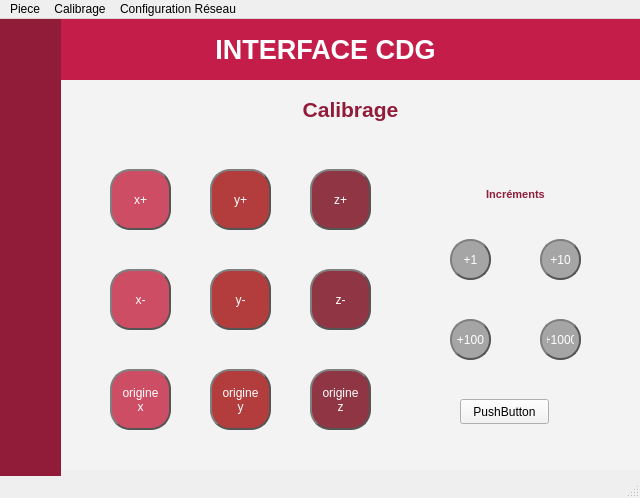
This is file/mainwindow.ui in Di-mascio/Projet as Qt 5 draws it before an edit. The edited form follows.
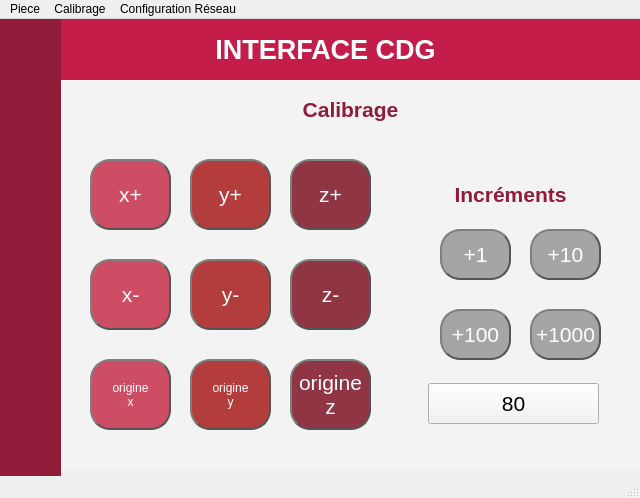
This is the edited form. Icons and pictures are not drawn.

```diff
--- a/file/mainwindow.ui
+++ b/file/mainwindow.ui
@@ -404,12 +404,17 @@
      <widget class="QPushButton" name="pushButton_6">
       <property name="geometry">
        <rect>
-        <x>150</x>
-        <y>90</y>
-        <width>61</width>
-        <height>61</height>
+        <x>130</x>
+        <y>80</y>
+        <width>81</width>
+        <height>71</height>
        </rect>
       </property>
+      <property name="font">
+       <font>
+        <pointsize>16</pointsize>
+       </font>
+      </property>
       <property name="autoFillBackground">
        <bool>false</bool>
       </property>
@@ -442,12 +447,17 @@
      <widget class="QPushButton" name="pushButton_7">
       <property name="geometry">
        <rect>
-        <x>250</x>
-        <y>90</y>
-        <width>61</width>
-        <height>61</height>
+        <x>230</x>
+        <y>80</y>
+        <width>81</width>
+        <height>71</height>
        </rect>
       </property>
+      <property name="font">
+       <font>
+        <pointsize>16</pointsize>
+       </font>
+      </property>
       <property name="autoFillBackground">
        <bool>false</bool>
       </property>
@@ -480,12 +490,17 @@
      <widget class="QPushButton" name="pushButton_11">
       <property name="geometry">
        <rect>
-        <x>50</x>
-        <y>190</y>
-        <width>61</width>
-        <height>61</height>
+        <x>30</x>
+        <y>180</y>
+        <width>81</width>
+        <height>71</height>
        </rect>
       </property>
+      <property name="font">
+       <font>
+        <pointsize>16</pointsize>
+       </font>
+      </property>
       <property name="autoFillBackground">
        <bool>false</bool>
       </property>
@@ -518,12 +533,17 @@
      <widget class="QPushButton" name="pushButton_12">
       <property name="geometry">
        <rect>
-        <x>150</x>
-        <y>190</y>
-        <width>61</width>
-        <height>61</height>
+        <x>130</x>
+        <y>180</y>
+        <width>81</width>
+        <height>71</height>
        </rect>
       </property>
+      <property name="font">
+       <font>
+        <pointsize>16</pointsize>
+       </font>
+      </property>
       <property name="autoFillBackground">
        <bool>false</bool>
       </property>
@@ -556,12 +576,17 @@
      <widget class="QPushButton" name="pushButton_13">
       <property name="geometry">
        <rect>
-        <x>250</x>
-        <y>190</y>
-        <width>61</width>
-        <height>61</height>
+        <x>230</x>
+        <y>180</y>
+        <width>81</width>
+        <height>71</height>
        </rect>
       </property>
+      <property name="font">
+       <font>
+        <pointsize>16</pointsize>
+       </font>
+      </property>
       <property name="autoFillBackground">
        <bool>false</bool>
       </property>
@@ -594,10 +619,10 @@
      <widget class="QPushButton" name="pushButton_14">
       <property name="geometry">
        <rect>
-        <x>50</x>
-        <y>290</y>
-        <width>61</width>
-        <height>61</height>
+        <x>30</x>
+        <y>280</y>
+        <width>81</width>
+        <height>71</height>
        </rect>
       </property>
       <property name="autoFillBackground">
@@ -633,10 +658,10 @@
      <widget class="QPushButton" name="pushButton_15">
       <property name="geometry">
        <rect>
-        <x>150</x>
-        <y>290</y>
-        <width>61</width>
-        <height>61</height>
+        <x>130</x>
+        <y>280</y>
+        <width>81</width>
+        <height>71</height>
        </rect>
       </property>
       <property name="autoFillBackground">
@@ -672,12 +697,17 @@
      <widget class="QPushButton" name="pushButton_16">
       <property name="geometry">
        <rect>
-        <x>250</x>
-        <y>290</y>
-        <width>61</width>
-        <height>61</height>
+        <x>230</x>
+        <y>280</y>
+        <width>81</width>
+        <height>71</height>
        </rect>
       </property>
+      <property name="font">
+       <font>
+        <pointsize>16</pointsize>
+       </font>
+      </property>
       <property name="autoFillBackground">
        <bool>false</bool>
       </property>
@@ -711,12 +741,17 @@
      <widget class="QPushButton" name="pushButton_5">
       <property name="geometry">
        <rect>
-        <x>50</x>
-        <y>90</y>
-        <width>61</width>
-        <height>61</height>
+        <x>30</x>
+        <y>80</y>
+        <width>81</width>
+        <height>71</height>
        </rect>
       </property>
+      <property name="font">
+       <font>
+        <pointsize>16</pointsize>
+       </font>
+      </property>
       <property name="autoFillBackground">
        <bool>false</bool>
       </property>
@@ -749,12 +784,17 @@
      <widget class="QPushButton" name="pushButton_64">
       <property name="geometry">
        <rect>
-        <x>480</x>
-        <y>240</y>
-        <width>41</width>
-        <height>41</height>
+        <x>470</x>
+        <y>230</y>
+        <width>71</width>
+        <height>51</height>
        </rect>
       </property>
+      <property name="font">
+       <font>
+        <pointsize>16</pointsize>
+       </font>
+      </property>
       <property name="autoFillBackground">
        <bool>false</bool>
       </property>
@@ -787,12 +827,17 @@
      <widget class="QPushButton" name="pushButton_63">
       <property name="geometry">
        <rect>
-        <x>390</x>
-        <y>240</y>
-        <width>41</width>
-        <height>41</height>
+        <x>380</x>
+        <y>230</y>
+        <width>71</width>
+        <height>51</height>
        </rect>
       </property>
+      <property name="font">
+       <font>
+        <pointsize>16</pointsize>
+       </font>
+      </property>
       <property name="autoFillBackground">
        <bool>false</bool>
       </property>
@@ -825,12 +870,17 @@
      <widget class="QPushButton" name="pushButton_62">
       <property name="geometry">
        <rect>
-        <x>480</x>
-        <y>160</y>
-        <width>41</width>
-        <height>41</height>
+        <x>470</x>
+        <y>150</y>
+        <width>71</width>
+        <height>51</height>
        </rect>
       </property>
+      <property name="font">
+       <font>
+        <pointsize>16</pointsize>
+       </font>
+      </property>
       <property name="autoFillBackground">
        <bool>false</bool>
       </property>
@@ -863,12 +913,17 @@
      <widget class="QPushButton" name="pushButton_61">
       <property name="geometry">
        <rect>
-        <x>390</x>
-        <y>160</y>
-        <width>41</width>
-        <height>41</height>
+        <x>380</x>
+        <y>150</y>
+        <width>71</width>
+        <height>51</height>
        </rect>
       </property>
+      <property name="font">
+       <font>
+        <pointsize>16</pointsize>
+       </font>
+      </property>
       <property name="autoFillBackground">
        <bool>false</bool>
       </property>
@@ -901,14 +956,19 @@
      <widget class="QLabel" name="label_4">
       <property name="geometry">
        <rect>
-        <x>410</x>
+        <x>390</x>
         <y>100</y>
-        <width>91</width>
+        <width>121</width>
         <height>31</height>
        </rect>
       </property>
+      <property name="font">
+       <font>
+        <pointsize>16</pointsize>
+       </font>
+      </property>
       <property name="text">
-       <string>&lt;html&gt;&lt;head/&gt;&lt;body&gt;&lt;p align=&quot;center&quot;&gt;&lt;span style=&quot; font-size:8pt; font-weight:600; color:#901c3a;&quot;&gt;Incréments&lt;/span&gt;&lt;/p&gt;&lt;/body&gt;&lt;/html&gt;</string>
+       <string>&lt;html&gt;&lt;head/&gt;&lt;body&gt;&lt;p align=&quot;center&quot;&gt;&lt;span style=&quot; font-size:16pt; font-weight:600; color:#901c3a;&quot;&gt;Incréments&lt;/span&gt;&lt;/p&gt;&lt;/body&gt;&lt;/html&gt;</string>
       </property>
      </widget>
      <widget class="QLabel" name="label_2">
@@ -927,14 +987,19 @@
      <widget class="QPushButton" name="pushButton_3">
       <property name="geometry">
        <rect>
-        <x>400</x>
-        <y>320</y>
-        <width>89</width>
-        <height>25</height>
+        <x>368</x>
+        <y>304</y>
+        <width>171</width>
+        <height>41</height>
        </rect>
       </property>
+      <property name="font">
+       <font>
+        <pointsize>16</pointsize>
+       </font>
+      </property>
       <property name="text">
-       <string>PushButton</string>
+       <string>80</string>
       </property>
      </widget>
     </widget>
```
